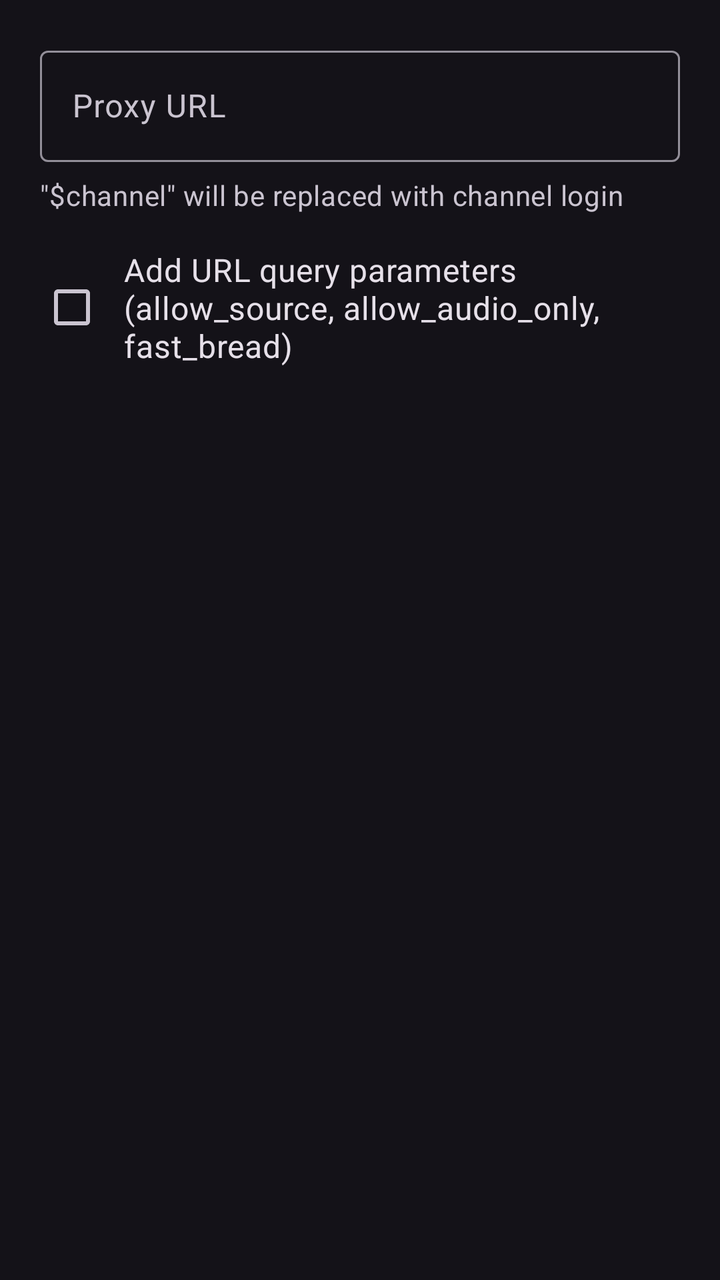
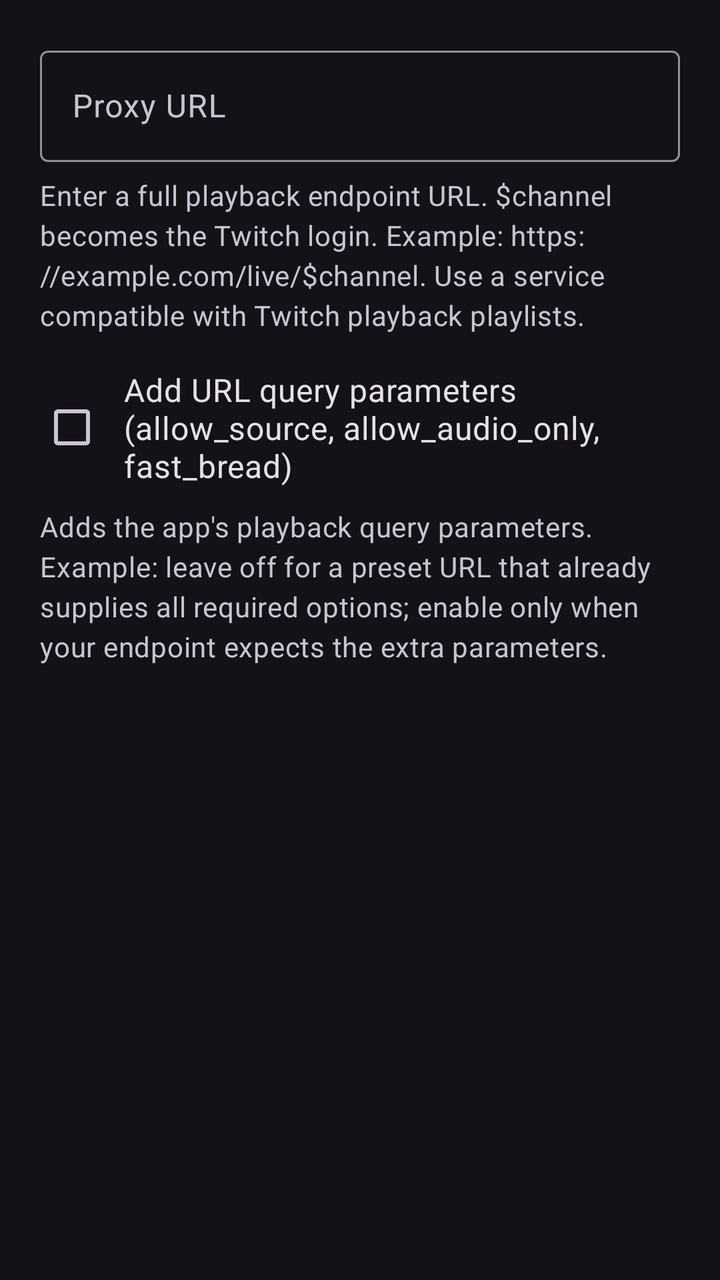

Compare the two renders of this Android layout. The source of the first and the diff that turns it into the second are given below.
<!-- AndroidManifest.xml: application theme DarkTheme -->
<!-- res/layout/dialog_custom_proxy_edit.xml -->
<?xml version="1.0" encoding="utf-8"?>
<androidx.core.widget.NestedScrollView xmlns:android="http://schemas.android.com/apk/res/android"
    android:layout_width="match_parent"
    android:layout_height="wrap_content"
    android:paddingStart="20dp"
    android:paddingLeft="20dp"
    android:paddingTop="20dp"
    android:paddingEnd="20dp"
    android:paddingRight="20dp">

    <LinearLayout
        android:layout_width="match_parent"
        android:layout_height="wrap_content"
        android:orientation="vertical">

        <com.google.android.material.textfield.TextInputLayout
            android:id="@+id/editText"
            android:layout_width="match_parent"
            android:layout_height="wrap_content"
            android:hint="@string/proxy_url">

            <com.google.android.material.textfield.TextInputEditText
                android:layout_width="match_parent"
                android:layout_height="wrap_content"
                android:imeOptions="flagNoFullscreen|actionDone"
                android:textDirection="locale" />
        </com.google.android.material.textfield.TextInputLayout>

        <TextView
            android:layout_width="wrap_content"
            android:layout_height="wrap_content"
            android:layout_marginTop="7dp"
            android:text="@string/stream_proxy_url_desc"
            android:textAppearance="?attr/textAppearanceBodyMedium"
            android:textColor="?android:attr/textColorSecondary" />

        <CheckBox
            android:id="@+id/checkBox"
            android:layout_width="match_parent"
            android:layout_height="wrap_content"
            android:layout_marginTop="7dp"
            android:text="@string/add_proxy_query_params"
            android:textSize="16sp" />

    </LinearLayout>
</androidx.core.widget.NestedScrollView>
<!-- resources referenced by this layout -->
<resources>
  <string name="add_proxy_query_params">Add URL query parameters (allow_source, allow_audio_only, fast_bread)</string>
  <string name="proxy_url">Proxy URL</string>
  <string name="stream_proxy_url_desc">\"$channel\" will be replaced with channel login</string>
  <style name="DarkTheme" parent="BaseDarkTheme" />
  <style name="BaseDarkTheme" parent="Theme.Material3.Dark.NoActionBar">
          <item name="colorPrimary">@color/primaryBlue</item>
          <item name="chatStatus">@color/chatStatusDark</item>
          <item name="sortBarTextColor">?android:textColorSecondary</item>
          <item name="dialogPadding">8dp</item>
          <item name="dialogLayoutPadding">8dp</item>
          <item name="tabLayoutHeight">48dp</item>
          <item name="bottomNavigationHeight">80dp</item>
          <item name="cardStyle">@style/Card</item>
          <item name="bottomSheetButtonStyle">@style/Widget.Material3.Button.ElevatedButton</item>
          <item name="elevatedButtonStyle">@style/Widget.Material3.Button.ElevatedButton</item>
          <item name="dialogButtonStyle">@style/Widget.Material3.Button.TextButton.Dialog</item>
          <item name="tabStyle">@style/Widget.Material3.TabLayout.OnSurface</item>
          <item name="radioButtonStyle">@style/RadioButton</item>
          <item name="checkboxStyle">@style/CheckBox</item>
          <item name="materialSwitchStyle">@style/SwitchBlue</item>
          <item name="sliderStyle">@style/Slider</item>
          <item name="linearProgressIndicatorStyle">@style/Widget.Material3.LinearProgressIndicator.Legacy</item>
          <item name="preferenceTheme">@style/PreferenceTheme</item>
          <item name="android:navigationBarColor">@color/darkScrim</item>
          <item name="android:statusBarColor">@android:color/transparent</item>
      </style>
  <color name="primaryBlue">#b5c4ff</color>
  <color name="chatStatusDark">#99000000</color>
  <style name="Card" parent="Widget.Material3.CardView.Elevated">
          <item name="android:layout_margin">8dp</item>
      </style>
  <style name="RadioButton" parent="Widget.Material3.CompoundButton.RadioButton">
          <item name="android:padding">10dp</item>
      </style>
  <style name="CheckBox" parent="Widget.Material3.CompoundButton.CheckBox">
          <item name="android:padding">10dp</item>
      </style>
  <style name="SwitchBlue" parent="Widget.Material3.CompoundButton.MaterialSwitch">
          <item name="materialThemeOverlay">@style/SwitchOverlayBlue</item>
      </style>
  <style name="Slider" parent="Widget.Material3.Slider">
          <item name="trackColorInactive">?attr/colorSurfaceContainerHighest</item>
      </style>
  <style name="PreferenceTheme" parent="@style/PreferenceThemeOverlay">
          
          <item name="android:tint">?attr/colorControlNormal</item>
          
          <item name="android:progressTint">?attr/colorPrimary</item>
          <item name="android:thumbTint">?attr/colorPrimary</item>
  
          <item name="preferenceCategoryTitleTextColor">?attr/colorPrimary</item>
          <item name="switchPreferenceCompatStyle">@style/SwitchPreference</item>
      </style>
  <color name="darkScrim">#801B1B1B</color>
  <style name="SwitchOverlayBlue">
          <item name="colorPrimary">@color/accent</item>
          <item name="colorOnPrimary">@android:color/white</item>
          <item name="colorPrimaryContainer">@android:color/white</item>
      </style>
  <style name="SwitchPreference" parent="@style/Preference.SwitchPreferenceCompat.Material">
          <item name="widgetLayout">@layout/material_switch</item>
      </style>
  <color name="accent">#007DCA</color>
</resources>

<!-- the commit's change to res/layout/dialog_custom_proxy_edit.xml (unified diff, before → after) -->
@@ -30,7 +30,7 @@
             android:layout_width="wrap_content"
             android:layout_height="wrap_content"
             android:layout_marginTop="7dp"
-            android:text="@string/stream_proxy_url_desc"
+            android:text="@string/hex_proxy_url_help"
             android:textAppearance="?attr/textAppearanceBodyMedium"
             android:textColor="?android:attr/textColorSecondary" />
 
@@ -42,5 +42,12 @@
             android:text="@string/add_proxy_query_params"
             android:textSize="16sp" />
 
+        <TextView
+            android:layout_width="match_parent"
+            android:layout_height="wrap_content"
+            android:text="@string/hex_proxy_params_help"
+            android:textAppearance="?attr/textAppearanceBodyMedium"
+            android:textColor="?android:attr/textColorSecondary" />
+
     </LinearLayout>
 </androidx.core.widget.NestedScrollView>
<!-- resource entries referenced after the edit -->
@@ -1,8 +1,9 @@
 <!-- resources referenced by this layout -->
 <resources>
   <string name="add_proxy_query_params">Add URL query parameters (allow_source, allow_audio_only, fast_bread)</string>
+  <string translatable="false" name="hex_proxy_params_help">Adds the app\'s playback query parameters. Example: leave off for a preset URL that already supplies all required options; enable only when your endpoint expects the extra parameters.</string>
+  <string translatable="false" name="hex_proxy_url_help">Enter a full playback endpoint URL. $channel becomes the Twitch login. Example: https://example.com/live/$channel. Use a service compatible with Twitch playback playlists.</string>
   <string name="proxy_url">Proxy URL</string>
-  <string name="stream_proxy_url_desc">\"$channel\" will be replaced with channel login</string>
   <style name="DarkTheme" parent="BaseDarkTheme" />
   <style name="BaseDarkTheme" parent="Theme.Material3.Dark.NoActionBar">
           <item name="colorPrimary">@color/primaryBlue</item>
